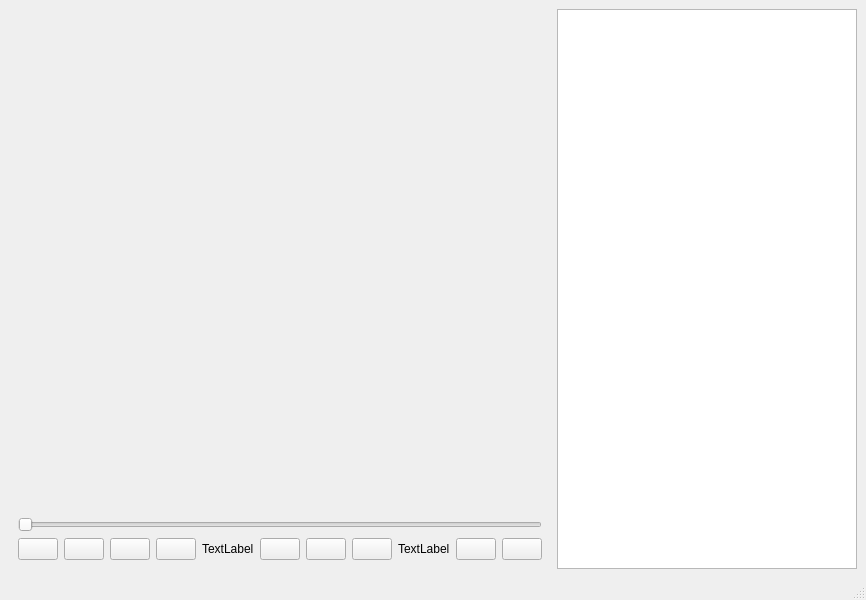
Before: the Qt Designer form src/widget.ui in SHM-white/MusicPlayer, drawn with Qt 5.
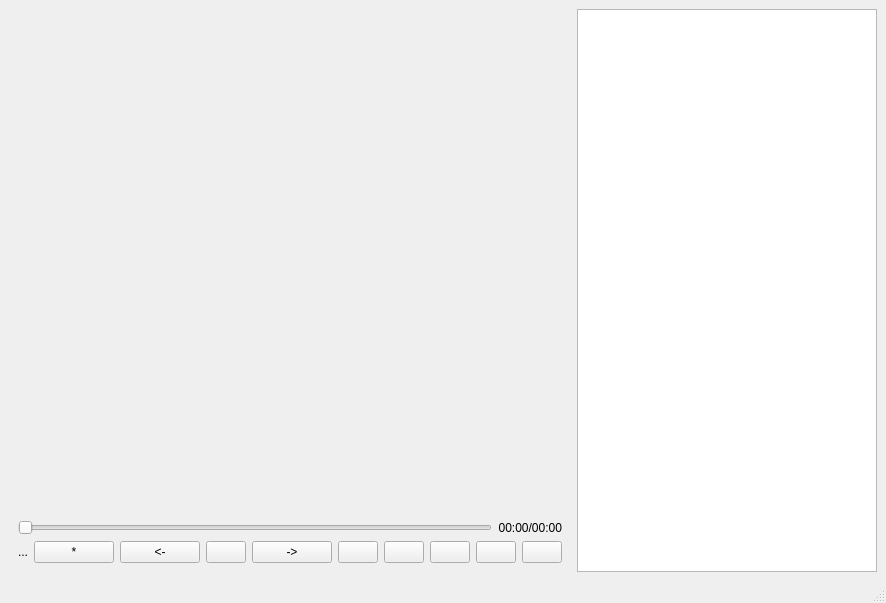
After: the same form once the commit is applied. Custom widgets are drawn as their Qt base class.

```diff
--- a/src/widget.ui
+++ b/src/widget.ui
@@ -6,8 +6,8 @@
    <rect>
     <x>0</x>
     <y>0</y>
-    <width>800</width>
-    <height>600</height>
+    <width>849</width>
+    <height>603</height>
    </rect>
   </property>
   <property name="windowTitle">
@@ -31,6 +31,8 @@
           </widget>
          </item>
          <item>
+          <layout class="QHBoxLayout" name="horizontalLayout_3">
+           <item>
           <widget class="QSlider" name="horizontalSlider_Progress">
            <property name="orientation">
             <enum>Qt::Orientation::Horizontal</enum>
@@ -38,17 +40,57 @@
           </widget>
          </item>
          <item>
+            <widget class="QLabel" name="label_PlayTime">
+             <property name="sizePolicy">
+              <sizepolicy hsizetype="Maximum" vsizetype="Preferred">
+               <horstretch>0</horstretch>
+               <verstretch>0</verstretch>
+              </sizepolicy>
+             </property>
+             <property name="text">
+              <string>00:00/00:00</string>
+             </property>
+             <property name="alignment">
+              <set>Qt::AlignmentFlag::AlignRight|Qt::AlignmentFlag::AlignTrailing|Qt::AlignmentFlag::AlignVCenter</set>
+             </property>
+            </widget>
+           </item>
+          </layout>
+         </item>
+         <item>
+          <layout class="QHBoxLayout" name="horizontalLayout_6">
+           <item>
+            <layout class="QHBoxLayout" name="horizontalLayout_5">
+             <item>
+              <widget class="QLabel" name="label_MusicName">
+               <property name="sizePolicy">
+                <sizepolicy hsizetype="Preferred" vsizetype="Preferred">
+                 <horstretch>0</horstretch>
+                 <verstretch>0</verstretch>
+                </sizepolicy>
+               </property>
+               <property name="text">
+                <string>...</string>
+               </property>
+              </widget>
+             </item>
+             <item>
+              <spacer name="horizontalSpacer">
+               <property name="orientation">
+                <enum>Qt::Orientation::Horizontal</enum>
+               </property>
+               <property name="sizeHint" stdset="0">
+                <size>
+                 <width>40</width>
+                 <height>20</height>
+                </size>
+               </property>
+              </spacer>
+             </item>
+            </layout>
+           </item>
+           <item>
           <layout class="QHBoxLayout" name="horizontalLayout">
-           <item>
-            <widget class="QPushButton" name="pushButton_showFileDetails">
-             <property name="sizePolicy">
-              <sizepolicy hsizetype="Maximum" vsizetype="Fixed">
-               <horstretch>0</horstretch>
-               <verstretch>0</verstretch>
-              </sizepolicy>
-             </property>
-            </widget>
-           </item>
            <item>
             <widget class="QPushButton" name="pushButton_Like">
              <property name="sizePolicy">
@@ -57,32 +99,8 @@
                <verstretch>0</verstretch>
               </sizepolicy>
              </property>
-            </widget>
-           </item>
-           <item>
-            <widget class="QPushButton" name="pushButton_LoopMode">
-             <property name="sizePolicy">
-              <sizepolicy hsizetype="Maximum" vsizetype="Fixed">
-               <horstretch>0</horstretch>
-               <verstretch>0</verstretch>
-              </sizepolicy>
-             </property>
-            </widget>
-           </item>
-           <item>
-            <widget class="ChangeVolumeButton" name="pushButton_Volume">
-             <property name="sizePolicy">
-              <sizepolicy hsizetype="Maximum" vsizetype="Fixed">
-               <horstretch>0</horstretch>
-               <verstretch>0</verstretch>
-              </sizepolicy>
-             </property>
-            </widget>
-           </item>
-           <item>
-            <widget class="QLabel" name="label_MusicName">
              <property name="text">
-              <string>TextLabel</string>
+                <string>*</string>
              </property>
             </widget>
            </item>
@@ -94,6 +112,9 @@
                <verstretch>0</verstretch>
               </sizepolicy>
              </property>
+               <property name="text">
+                <string>&lt;-</string>
+               </property>
             </widget>
            </item>
            <item>
@@ -114,12 +135,45 @@
                <verstretch>0</verstretch>
               </sizepolicy>
              </property>
-            </widget>
-           </item>
-           <item>
-            <widget class="QLabel" name="label_PlayTime">
              <property name="text">
-              <string>TextLabel</string>
+                <string>-&gt;</string>
+               </property>
+              </widget>
+             </item>
+             <item>
+              <widget class="LoopModeSwitcher" name="pushButton_LoopMode">
+               <property name="sizePolicy">
+                <sizepolicy hsizetype="Maximum" vsizetype="Fixed">
+                 <horstretch>0</horstretch>
+                 <verstretch>0</verstretch>
+                </sizepolicy>
+               </property>
+              </widget>
+             </item>
+            </layout>
+           </item>
+           <item>
+            <layout class="QHBoxLayout" name="horizontalLayout_4">
+             <item>
+              <spacer name="horizontalSpacer_2">
+               <property name="orientation">
+                <enum>Qt::Orientation::Horizontal</enum>
+               </property>
+               <property name="sizeHint" stdset="0">
+                <size>
+                 <width>40</width>
+                 <height>20</height>
+                </size>
+               </property>
+              </spacer>
+             </item>
+             <item>
+              <widget class="ChangeVolumeButton" name="pushButton_Volume">
+               <property name="sizePolicy">
+                <sizepolicy hsizetype="Maximum" vsizetype="Fixed">
+                 <horstretch>0</horstretch>
+                 <verstretch>0</verstretch>
+                </sizepolicy>
              </property>
             </widget>
            </item>
@@ -143,6 +197,18 @@
              </property>
             </widget>
            </item>
+             <item>
+              <widget class="QPushButton" name="pushButton_showFileDetails">
+               <property name="sizePolicy">
+                <sizepolicy hsizetype="Maximum" vsizetype="Fixed">
+                 <horstretch>0</horstretch>
+                 <verstretch>0</verstretch>
+                </sizepolicy>
+               </property>
+              </widget>
+             </item>
+            </layout>
+           </item>
           </layout>
          </item>
         </layout>
@@ -191,6 +257,17 @@
    <extends>QPushButton</extends>
    <header location="global">ChangeVolumeButton.h</header>
   </customwidget>
+  <customwidget>
+   <class>DisplayWidget</class>
+   <extends>QWidget</extends>
+   <header location="global">DisplayWidget.h</header>
+   <container>1</container>
+  </customwidget>
+  <customwidget>
+   <class>LoopModeSwitcher</class>
+   <extends>QPushButton</extends>
+   <header location="global">LoopModeSwitcher.h</header>
+  </customwidget>
  </customwidgets>
  <resources/>
  <connections/>
```
Left out of the diff: 10 changed lines with no effect on the pictures. Lines whose indentation alone changed are shown as unchanged.
